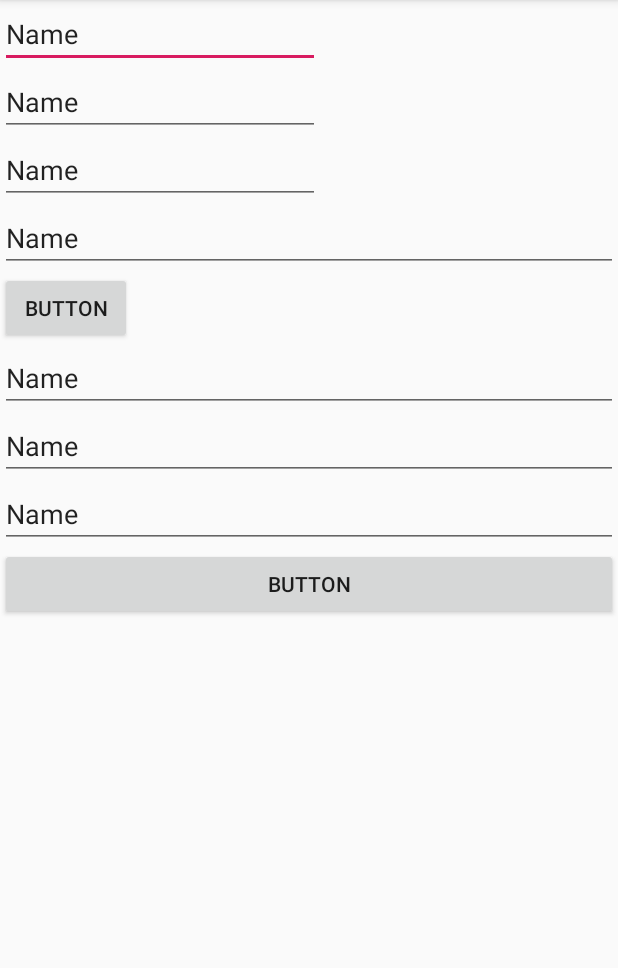
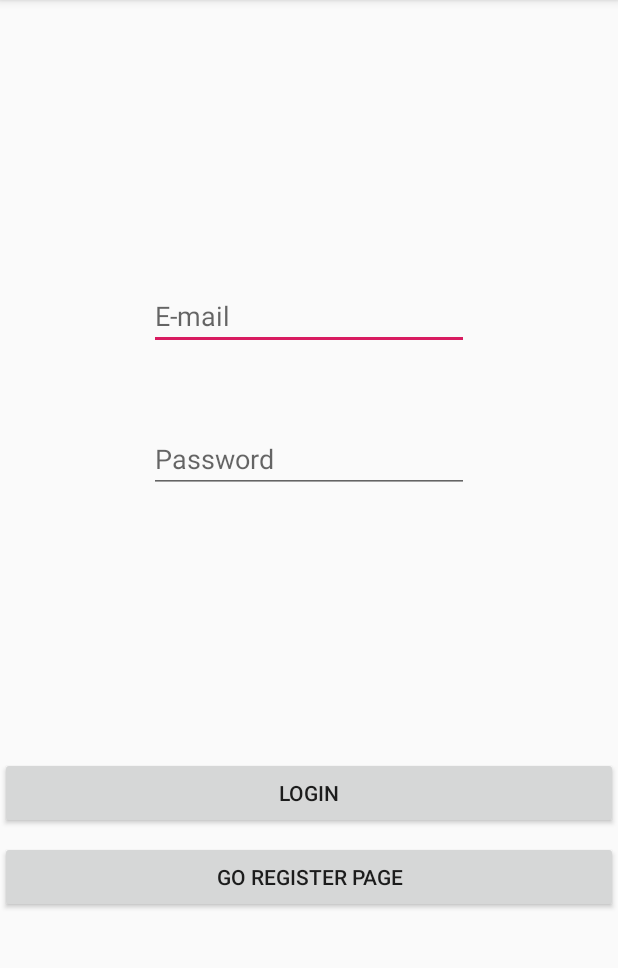
Before and after one commit to betulerkoc/station-capstone, an Android app: the screen it shows after launch (MainActivity before the commit, LoginActivity after it), on a phone screen of 412 x 824 dp, the part 84-1052 px from its top. Run offline under Robolectric (Android 15) with nearby library versions, the phone set to English and light mode, and no system bars.

Commit message:
login and register added

```diff
--- /dev/null
+++ b/app/src/main/java/com/example/stationproject/LoginActivity.java
@@ -0,0 +1,57 @@
+package com.example.stationproject;
+
+import android.database.Cursor;
+import android.database.sqlite.SQLiteDatabase;
+import android.database.sqlite.SQLiteOpenHelper;
+import android.os.Bundle;
+import android.support.v7.app.AppCompatActivity;
+import android.view.View;
+import android.widget.Button;
+import android.widget.EditText;
+import android.widget.Toast;
+
+public class LoginActivity extends AppCompatActivity {
+
+    SQLiteOpenHelper openHelper;
+    SQLiteDatabase db;
+    Button loginButton, goRegisterButton;
+    EditText useremail, userPassword;
+    Cursor cursor;
+
+    @Override
+    protected void onCreate(Bundle savedInstanceState) {
+        super.onCreate(savedInstanceState);
+        setContentView(R.layout.login_page);
+
+        openHelper = new SQLiteHelper(this);
+        db = openHelper.getReadableDatabase();
+
+        loginButton = findViewById(R.id.loginButton);
+        goRegisterButton = findViewById(R.id.goRegisterButton);
+        useremail = findViewById(R.id.userEmail);
+        userPassword = findViewById(R.id.userPassword);
+
+        loginButton.setOnClickListener(new View.OnClickListener() {
+            @Override
+            public void onClick(View v) {
+                String email = useremail.getText().toString();
+                String password = userPassword.getText().toString();
+
+                cursor = db.rawQuery("SELECT * FROM USER WHERE Email=? AND Password=?", new String[]{email, password});
+                if(cursor!=null) {
+                    if(cursor.getCount()>0) {
+                        cursor.moveToNext();
+                        Toast.makeText(getApplicationContext(), "login successfully", Toast.LENGTH_LONG).show();
+                    }
+                    else {
+                        Toast.makeText(getApplicationContext(), "ERROR", Toast.LENGTH_LONG).show();
+                    }
+                }
+            }
+        });
+
+
+
+    }
+
+}
--- a/app/src/main/java/com/example/stationproject/MainActivity.java
+++ b/app/src/main/java/com/example/stationproject/MainActivity.java
@@ -14,8 +14,7 @@ public class MainActivity extends AppCompatActivity {
 
     SQLiteOpenHelper openHelper;
     SQLiteDatabase db;
-    Button btnreg, buttonStation;
-    EditText txtfname, txtsname, txtpass, txtemail;
+    Button buttonStation;
     EditText loc, p, t;
 
     @Override
@@ -24,31 +23,10 @@ public class MainActivity extends AppCompatActivity {
         setContentView(R.layout.activity_main);
         openHelper = new SQLiteHelper(this);
 
-
-        btnreg = findViewById(R.id.btnreg);
-        txtfname = findViewById(R.id.txtfName);
-        txtsname = findViewById(R.id.txtsname);
-        txtpass = findViewById(R.id.txtpass);
-        txtemail = findViewById(R.id.editText4);
-
-
         buttonStation = findViewById(R.id.buttonStation);
         loc = findViewById(R.id.loc);
         p = findViewById(R.id.price);
         t = findViewById(R.id.type);
-
-        btnreg.setOnClickListener(new View.OnClickListener() {
-            @Override
-            public void onClick(View v) {
-                db = openHelper.getWritableDatabase();
-                String fname = txtfname.getText().toString();
-                String sname = txtsname.getText().toString();
-                String pass = txtpass.getText().toString();
-                String email = txtemail.getText().toString();
-                SQLiteHelper.insertUser(db, fname, sname, pass, email);
-                Toast.makeText(getApplicationContext(), "yess", Toast.LENGTH_LONG).show();
-            }
-        });
 
         buttonStation.setOnClickListener(new View.OnClickListener() {
             @Override
@@ -63,7 +41,4 @@ public class MainActivity extends AppCompatActivity {
         });
 
     }
-
-
-
 }
--- /dev/null
+++ b/app/src/main/res/layout/login_page.xml
@@ -0,0 +1,63 @@
+<?xml version="1.0" encoding="utf-8"?>
+<android.support.constraint.ConstraintLayout
+    xmlns:android="http://schemas.android.com/apk/res/android"
+    xmlns:app="http://schemas.android.com/apk/res-auto"
+    xmlns:tools="http://schemas.android.com/tools"
+    android:layout_width="match_parent"
+    android:layout_height="match_parent">
+
+    <EditText
+        android:id="@+id/userEmail"
+        android:layout_width="wrap_content"
+        android:layout_height="wrap_content"
+        android:layout_marginStart="8dp"
+        android:layout_marginLeft="8dp"
+        android:layout_marginTop="188dp"
+        android:layout_marginEnd="8dp"
+        android:layout_marginRight="8dp"
+        android:ems="10"
+        android:hint="E-mail"
+        android:inputType="textPersonName"
+        android:text=""
+        app:layout_constraintEnd_toEndOf="parent"
+        app:layout_constraintStart_toStartOf="parent"
+        app:layout_constraintTop_toTopOf="parent" />
+
+    <EditText
+        android:id="@+id/userPassword"
+        android:layout_width="wrap_content"
+        android:layout_height="wrap_content"
+        android:layout_marginStart="8dp"
+        android:layout_marginLeft="8dp"
+        android:layout_marginTop="50dp"
+        android:layout_marginEnd="8dp"
+        android:layout_marginRight="8dp"
+        android:ems="10"
+        android:hint="Password"
+        android:inputType="textPassword"
+        app:layout_constraintEnd_toEndOf="parent"
+        app:layout_constraintStart_toStartOf="parent"
+        app:layout_constraintTop_toBottomOf="@+id/userEmail" />
+
+    <Button
+        android:id="@+id/loginButton"
+        android:layout_width="match_parent"
+        android:layout_height="wrap_content"
+        android:layout_marginTop="176dp"
+        android:text="Login"
+        app:layout_constraintEnd_toEndOf="parent"
+        app:layout_constraintHorizontal_bias="0.0"
+        app:layout_constraintStart_toStartOf="parent"
+        app:layout_constraintTop_toBottomOf="@+id/userPassword" />
+
+    <Button
+        android:id="@+id/goRegisterButton"
+        android:layout_width="match_parent"
+        android:layout_height="wrap_content"
+        android:layout_marginTop="8dp"
+        android:text="Go Register Page"
+        app:layout_constraintEnd_toEndOf="parent"
+        app:layout_constraintHorizontal_bias="0.0"
+        app:layout_constraintStart_toStartOf="parent"
+        app:layout_constraintTop_toBottomOf="@+id/loginButton" />
+</android.support.constraint.ConstraintLayout>
```
Also changed, not shown: app/src/main/AndroidManifest.xml (+9 -1 lines), app/src/main/java/com/example/stationproject/RegisterActvity.java (added, +47 -0 lines), app/src/main/res/layout/register_page.xml (added, +91 -0 lines).
